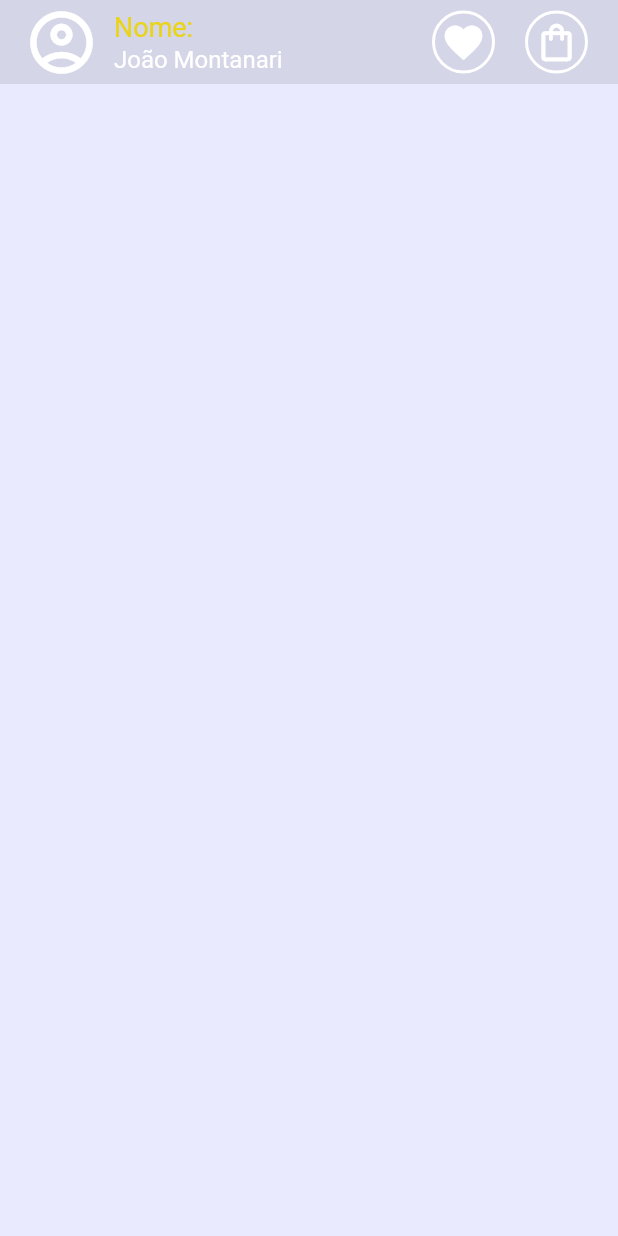
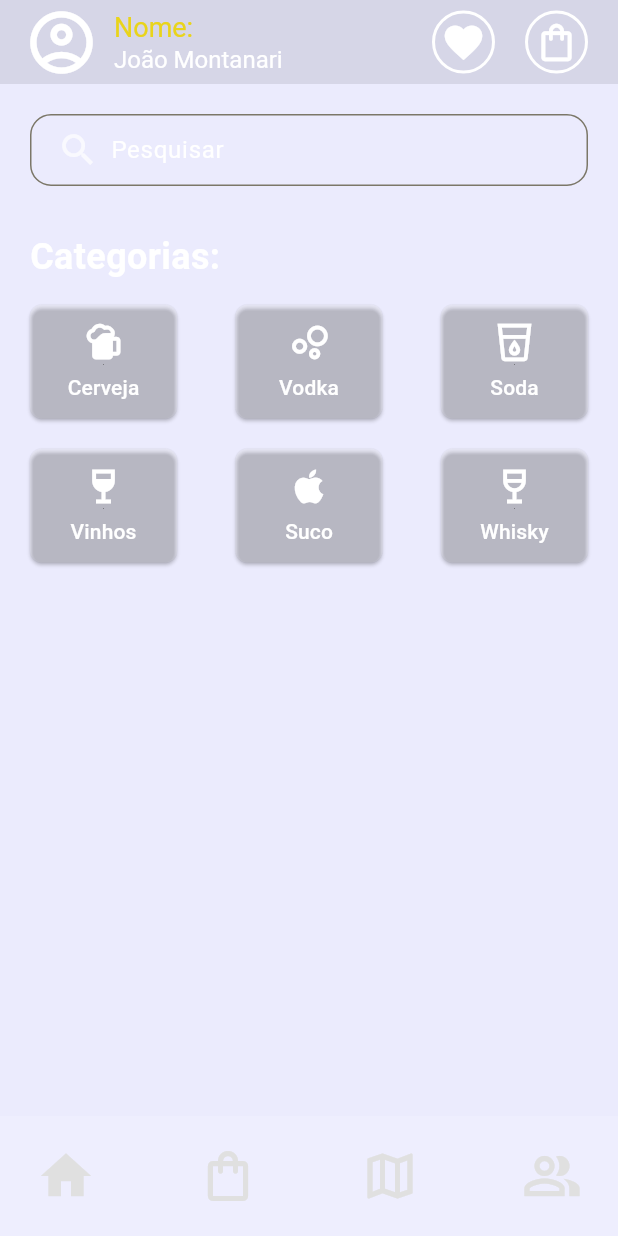
Before and after one commit to joao-montanari/santa-dose, a Flutter app: the Home screen opened directly, on a phone screen of 412 x 824 dp. Run offline on Flutter 3.47's test engine with Material 2 defaults, Android fonts, the phone set to English and light mode, and no system bars.

Commit message:
creation of home page content

```diff
--- a/mobile/lib/screens/home.dart
+++ b/mobile/lib/screens/home.dart
@@ -1,5 +1,9 @@
 import 'package:flutter/material.dart';
+import 'package:flutter/cupertino.dart';
+import 'package:mobile/components/UI/category_button.dart';
+import 'package:mobile/components/UI/standard_text_field.dart';
 import 'package:mobile/components/topbar.dart';
+import 'package:mobile/components/bottom_bar.dart';
 
 class Home extends StatefulWidget {
   Home({
@@ -11,12 +15,104 @@ class Home extends StatefulWidget {
 }
 
 class _Home extends State<Home> {
+  final _searchController = TextEditingController();
+
   @override
   Widget build(BuildContext context) {
     return Scaffold(
-      backgroundColor: const Color.fromARGB(24, 26, 32, 1000),
+      backgroundColor: const Color.fromARGB(23, 28, 33, 1000),
       appBar: const TopBar(),
-      body: Center(),
+      bottomNavigationBar: const BottomBar(),
+      body: SafeArea(
+        child: Column(
+          children: [
+            Padding(
+              padding: const EdgeInsets.symmetric(
+                horizontal: 20,
+                vertical: 20,
+              ),
+              child: StandardTextField(
+                controller: _searchController,
+                labelText: 'Pesquisar',
+                icon: Icons.search,
+              ),
+            ),
+            const Row(
+              children: [
+                Expanded(
+                  child: Padding(
+                    padding: EdgeInsets.symmetric(
+                      horizontal: 20,
+                      vertical: 10,
+                    ),
+                    child: Text(
+                      'Categorias:',
+                      style: TextStyle(
+                        color: Colors.white,
+                        fontWeight: FontWeight.w600,
+                        fontSize: 24,
+                      ),
+                    ),
+                  ),
+                ),
+              ],
+            ),
+            Row(
+              children: [
+                Expanded(
+                  child: Padding(
+                    padding: const EdgeInsets.symmetric(horizontal: 20),
+                    child: Column(
+                      children: [
+                        Padding(
+                          padding: const EdgeInsets.only(top: 5, bottom: 10),
+                          child: Row(
+                            mainAxisAlignment: MainAxisAlignment.spaceBetween,
+                            children: [
+                              CategoryButton(
+                                tilte: 'Cerveja',
+                                icon: Icons.sports_bar_rounded,
+                              ),
+                              CategoryButton(
+                                tilte: 'Vodka',
+                                icon: Icons.bubble_chart_outlined,
+                              ),
+                              CategoryButton(
+                                tilte: 'Soda',
+                                icon: Icons.local_drink_outlined,
+                              ),
+                            ],
+                          ),
+                        ),
+                        Padding(
+                          padding: const EdgeInsets.only(top: 10, bottom: 10),
+                          child: Row(
+                            mainAxisAlignment: MainAxisAlignment.spaceBetween,
+                            children: [
+                              CategoryButton(
+                                tilte: 'Vinhos',
+                                icon: Icons.wine_bar,
+                              ),
+                              CategoryButton(
+                                tilte: 'Suco',
+                                icon: Icons.apple,
+                              ),
+                              CategoryButton(
+                                tilte: 'Whisky',
+                                icon: Icons.wine_bar_outlined,
+                              ),
+                            ],
+                          ),
+                        ),
+                      ],
+                    ),
+                  ),
+                ),
+              ],
+            )
+          ],
+        ),
+      ),
     );
   }
 }
```
